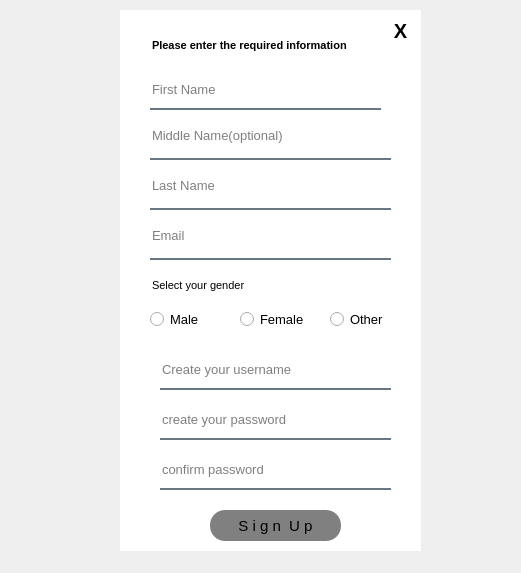
Old version of the form register.ui in the repository nepalprastut/oopProj.
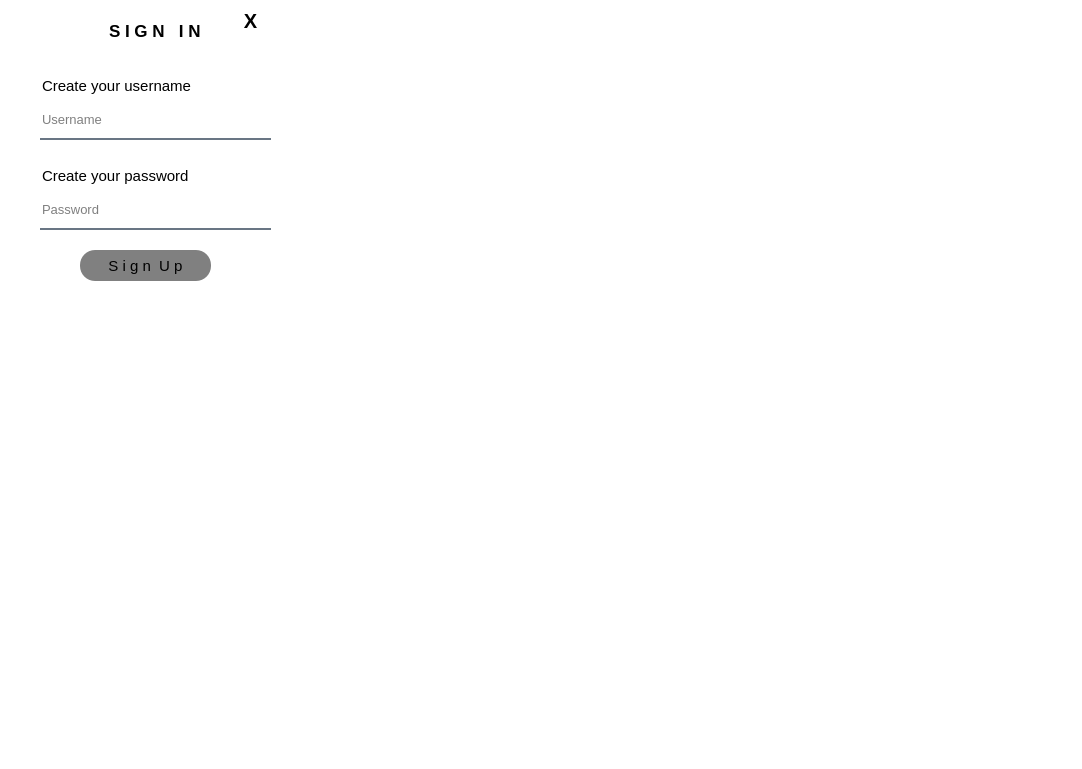
New version of the form.

```diff
--- a/register.ui
+++ b/register.ui
@@ -6,20 +6,26 @@
    <rect>
     <x>0</x>
     <y>0</y>
-    <width>521</width>
-    <height>573</height>
+    <width>1082</width>
+    <height>769</height>
    </rect>
   </property>
+  <property name="minimumSize">
+   <size>
+    <width>0</width>
+    <height>0</height>
+   </size>
+  </property>
   <property name="windowTitle">
    <string>Dialog</string>
   </property>
   <widget class="QWidget" name="widget" native="true">
    <property name="geometry">
     <rect>
-     <x>120</x>
-     <y>10</y>
-     <width>301</width>
-     <height>541</height>
+     <x>0</x>
+     <y>0</y>
+     <width>1082</width>
+     <height>769</height>
     </rect>
    </property>
    <property name="styleSheet">
@@ -27,44 +33,11 @@
 border:0px;
 </string>
    </property>
-   <widget class="QLineEdit" name="lineEdit_firstname">
-    <property name="geometry">
-     <rect>
-      <x>30</x>
-      <y>60</y>
-      <width>231</width>
-      <height>40</height>
-     </rect>
-    </property>
-    <property name="minimumSize">
-     <size>
-      <width>200</width>
-      <height>40</height>
-     </size>
-    </property>
-    <property name="styleSheet">
-     <string notr="true">background-color:rgba(0,0,0,0);
-border:none;
-border-bottom:2px solid rgba(105,118,132,255);
-color:rgba(255,255,255,230);
-font-size:13px;
-color:black;</string>
-    </property>
-    <property name="text">
-     <string/>
-    </property>
-    <property name="readOnly">
-     <bool>false</bool>
-    </property>
-    <property name="placeholderText">
-     <string>First Name</string>
-    </property>
-   </widget>
    <widget class="QPushButton" name="pushButton_signup">
     <property name="geometry">
      <rect>
-      <x>90</x>
-      <y>500</y>
+      <x>80</x>
+      <y>250</y>
       <width>131</width>
       <height>31</height>
      </rect>
@@ -91,118 +64,13 @@
      <string>S i g n  U p</string>
     </property>
    </widget>
-   <widget class="QPushButton" name="pushButton_regclose">
-    <property name="geometry">
-     <rect>
-      <x>380</x>
-      <y>0</y>
-      <width>41</width>
-      <height>41</height>
-     </rect>
-    </property>
-    <property name="font">
-     <font>
-      <pointsize>-1</pointsize>
-      <bold>true</bold>
-     </font>
-    </property>
-    <property name="styleSheet">
-     <string notr="true">QPushButton:Hover
-{
-text-align:centre;
-border:2px solid black;
-background-color:rgb(241,92,34);
-}
-QPushButton:Pressed
-{
-margin-left:1px;
-}
-QPushButton{
-background-color:transparent;
-border-radius:15px;
-font-size:20px;
-color:black;
-}</string>
-    </property>
-    <property name="text">
-     <string>X</string>
-    </property>
-   </widget>
-   <widget class="QLineEdit" name="lineEdit_middlename">
-    <property name="geometry">
-     <rect>
-      <x>30</x>
-      <y>110</y>
-      <width>241</width>
-      <height>40</height>
-     </rect>
-    </property>
-    <property name="minimumSize">
-     <size>
-      <width>200</width>
-      <height>40</height>
-     </size>
-    </property>
-    <property name="styleSheet">
-     <string notr="true">background-color:rgba(0,0,0,0);
-border:none;
-border-bottom:2px solid rgba(105,118,132,255);
-color:rgba(255,255,255,230);
-padding-bottom:7px;
-font-size:13px;
-color:black;</string>
-    </property>
-    <property name="text">
-     <string/>
-    </property>
-    <property name="readOnly">
-     <bool>false</bool>
-    </property>
-    <property name="placeholderText">
-     <string>Middle Name(optional)</string>
-    </property>
-   </widget>
-   <widget class="QLineEdit" name="lineEdit_lastname">
-    <property name="geometry">
-     <rect>
-      <x>30</x>
-      <y>160</y>
-      <width>241</width>
-      <height>40</height>
-     </rect>
-    </property>
-    <property name="minimumSize">
-     <size>
-      <width>200</width>
-      <height>40</height>
-     </size>
-    </property>
-    <property name="styleSheet">
-     <string notr="true">background-color:rgba(0,0,0,0);
-border:none;
-border-bottom:2px solid rgba(105,118,132,255);
-color:rgba(255,255,255,230);
-padding-bottom:7px;
-font-size:13px;
-color:black;</string>
-    </property>
-    <property name="text">
-     <string/>
-    </property>
-    <property name="readOnly">
-     <bool>false</bool>
-    </property>
-    <property name="placeholderText">
-     <string>Last Name</string>
-    </property>
-   </widget>
    <widget class="QLineEdit" name="lineEdit">
     <property name="geometry">
      <rect>
-      <x>30</x>
-      <y>20</y>
+      <x>50</x>
+      <y>10</y>
       <width>211</width>
-      <height>31</height>
+      <height>41</height>
      </rect>
     </property>
     <property name="font">
@@ -212,67 +80,15 @@
      </font>
     </property>
     <property name="styleSheet">
-     <string notr="true">font-size:11px;
+     <string notr="true">font-size:17px;
 color:black;
 </string>
     </property>
     <property name="text">
-     <string>Please enter the required information</string>
+     <string>S I G N   I N</string>
     </property>
-    <property name="readOnly">
-     <bool>true</bool>
-    </property>
-   </widget>
-   <widget class="QLineEdit" name="lineEdit_email">
-    <property name="geometry">
-     <rect>
-      <x>30</x>
-      <y>210</y>
-      <width>241</width>
-      <height>40</height>
-     </rect>
-    </property>
-    <property name="minimumSize">
-     <size>
-      <width>200</width>
-      <height>40</height>
-     </size>
-    </property>
-    <property name="styleSheet">
-     <string notr="true">background-color:rgba(0,0,0,0);
-border:none;
-border-bottom:2px solid rgba(105,118,132,255);
-color:rgba(255,255,255,230);
-padding-bottom:7px;
-font-size:13px;
-color:black;</string>
-    </property>
-    <property name="text">
-     <string/>
-    </property>
-    <property name="readOnly">
-     <bool>false</bool>
-    </property>
-    <property name="placeholderText">
-     <string>Email</string>
-    </property>
-   </widget>
-   <widget class="QLineEdit" name="lineEdit_2">
-    <property name="geometry">
-     <rect>
-      <x>30</x>
-      <y>260</y>
-      <width>231</width>
-      <height>31</height>
-     </rect>
-    </property>
-    <property name="styleSheet">
-     <string notr="true">color:black;
-font-size:11px;
-</string>
-    </property>
-    <property name="text">
-     <string>Select your gender</string>
+    <property name="alignment">
+     <set>Qt::AlignmentFlag::AlignCenter</set>
     </property>
     <property name="readOnly">
      <bool>true</bool>
@@ -282,7 +98,7 @@
     <property name="geometry">
      <rect>
       <x>40</x>
-      <y>390</y>
+      <y>190</y>
       <width>231</width>
       <height>40</height>
      </rect>
@@ -311,14 +127,14 @@
      <bool>false</bool>
     </property>
     <property name="placeholderText">
-     <string>create your password</string>
+     <string>Password</string>
     </property>
    </widget>
    <widget class="QLineEdit" name="lineEdit_crusername">
     <property name="geometry">
      <rect>
       <x>40</x>
-      <y>340</y>
+      <y>100</y>
       <width>231</width>
       <height>40</height>
      </rect>
@@ -344,112 +160,13 @@
      <bool>false</bool>
     </property>
     <property name="placeholderText">
-     <string>Create your username</string>
+     <string>Username</string>
     </property>
    </widget>
-   <widget class="QLineEdit" name="lineEdit_conpassword">
-    <property name="geometry">
-     <rect>
-      <x>40</x>
-      <y>440</y>
-      <width>231</width>
-      <height>40</height>
-     </rect>
-    </property>
-    <property name="minimumSize">
-     <size>
-      <width>200</width>
-      <height>40</height>
-     </size>
-    </property>
-    <property name="styleSheet">
-     <string notr="true">background-color:rgba(0,0,0,0);
-border:none;
-border-bottom:2px solid rgba(105,118,132,255);
-color:rgba(255,255,255,230);
-font-size:13px;
-color:black;</string>
-    </property>
-    <property name="text">
-     <string/>
-    </property>
-    <property name="echoMode">
-     <enum>QLineEdit::Password</enum>
-    </property>
-    <property name="readOnly">
-     <bool>false</bool>
-    </property>
-    <property name="placeholderText">
-     <string>confirm password</string>
-    </property>
-   </widget>
-   <widget class="QWidget" name="widget_2" native="true">
-    <property name="geometry">
-     <rect>
-      <x>0</x>
-      <y>290</y>
-      <width>301</width>
-      <height>31</height>
-     </rect>
-    </property>
-    <widget class="QRadioButton" name="radioButton_male">
-     <property name="geometry">
-      <rect>
-       <x>30</x>
-       <y>10</y>
-       <width>69</width>
-       <height>18</height>
-      </rect>
-     </property>
-     <property name="styleSheet">
-      <string notr="true">color:black;
-font-size:13px;
-</string>
-     </property>
-     <property name="text">
-      <string>Male</string>
-     </property>
-    </widget>
-    <widget class="QRadioButton" name="radioButton_female">
-     <property name="geometry">
-      <rect>
-       <x>120</x>
-       <y>10</y>
-       <width>69</width>
-       <height>18</height>
-      </rect>
-     </property>
-     <property name="styleSheet">
-      <string notr="true">color:black;
-font-size:13px;
-</string>
-     </property>
-     <property name="text">
-      <string>Female</string>
-     </property>
-    </widget>
-    <widget class="QRadioButton" name="radioButton_other">
-     <property name="geometry">
-      <rect>
-       <x>210</x>
-       <y>10</y>
-       <width>69</width>
-       <height>18</height>
-      </rect>
-     </property>
-     <property name="styleSheet">
-      <string notr="true">color:black;
-font-size:13px;</string>
-     </property>
-     <property name="text">
-      <string>Other</string>
-     </property>
-    </widget>
-   </widget>
    <widget class="QPushButton" name="pushButton_close">
     <property name="geometry">
      <rect>
-      <x>260</x>
+      <x>230</x>
       <y>0</y>
       <width>41</width>
       <height>41</height>
@@ -483,6 +200,58 @@
      <string>X</string>
     </property>
    </widget>
+   <widget class="QLineEdit" name="lineEdit_2">
+    <property name="geometry">
+     <rect>
+      <x>40</x>
+      <y>70</y>
+      <width>221</width>
+      <height>31</height>
+     </rect>
+    </property>
+    <property name="font">
+     <font>
+      <pointsize>-1</pointsize>
+      <bold>false</bold>
+     </font>
+    </property>
+    <property name="styleSheet">
+     <string notr="true">color:black;
+font-size:15px;</string>
+    </property>
+    <property name="text">
+     <string>Create your username</string>
+    </property>
+    <property name="readOnly">
+     <bool>true</bool>
+    </property>
+   </widget>
+   <widget class="QLineEdit" name="lineEdit_3">
+    <property name="geometry">
+     <rect>
+      <x>40</x>
+      <y>160</y>
+      <width>221</width>
+      <height>31</height>
+     </rect>
+    </property>
+    <property name="font">
+     <font>
+      <pointsize>-1</pointsize>
+      <bold>false</bold>
+     </font>
+    </property>
+    <property name="styleSheet">
+     <string notr="true">color:black;
+font-size:15px;</string>
+    </property>
+    <property name="text">
+     <string>Create your password</string>
+    </property>
+    <property name="readOnly">
+     <bool>true</bool>
+    </property>
+   </widget>
   </widget>
  </widget>
  <resources/>
```
Left out of the diff: 2 changed lines with no effect on the pictures.
